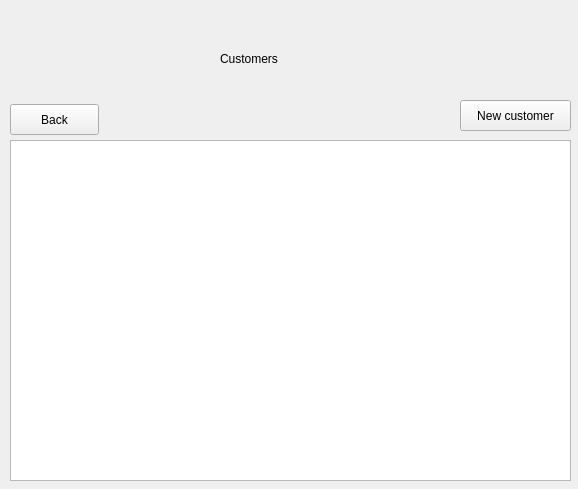
This is customerlist.ui in jonathansaetre/BankSystem as Qt 5 draws it before an edit. The edited form follows.
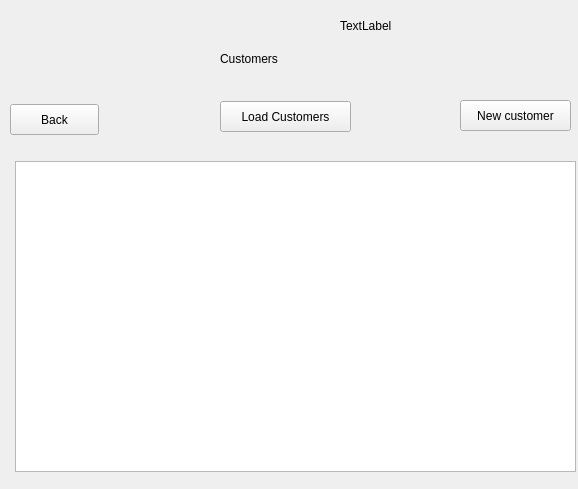
This is the edited form.

```diff
--- a/customerlist.ui
+++ b/customerlist.ui
@@ -39,16 +39,6 @@
     <string>New customer</string>
    </property>
   </widget>
-  <widget class="QListWidget" name="listWidget">
-   <property name="geometry">
-    <rect>
-     <x>10</x>
-     <y>140</y>
-     <width>561</width>
-     <height>341</height>
-    </rect>
-   </property>
-  </widget>
   <widget class="QPushButton" name="buttonBack">
    <property name="geometry">
     <rect>
@@ -62,6 +52,42 @@
     <string>Back</string>
    </property>
   </widget>
+  <widget class="QTableView" name="CustList">
+   <property name="geometry">
+    <rect>
+     <x>15</x>
+     <y>161</y>
+     <width>561</width>
+     <height>311</height>
+    </rect>
+   </property>
+  </widget>
+  <widget class="QLabel" name="Status">
+   <property name="geometry">
+    <rect>
+     <x>340</x>
+     <y>10</y>
+     <width>171</width>
+     <height>31</height>
+    </rect>
+   </property>
+   <property name="text">
+    <string>TextLabel</string>
+   </property>
+  </widget>
+  <widget class="QPushButton" name="loadcust">
+   <property name="geometry">
+    <rect>
+     <x>220</x>
+     <y>101</y>
+     <width>131</width>
+     <height>31</height>
+    </rect>
+   </property>
+   <property name="text">
+    <string>Load Customers</string>
+   </property>
+  </widget>
  </widget>
  <resources/>
  <connections/>
```
